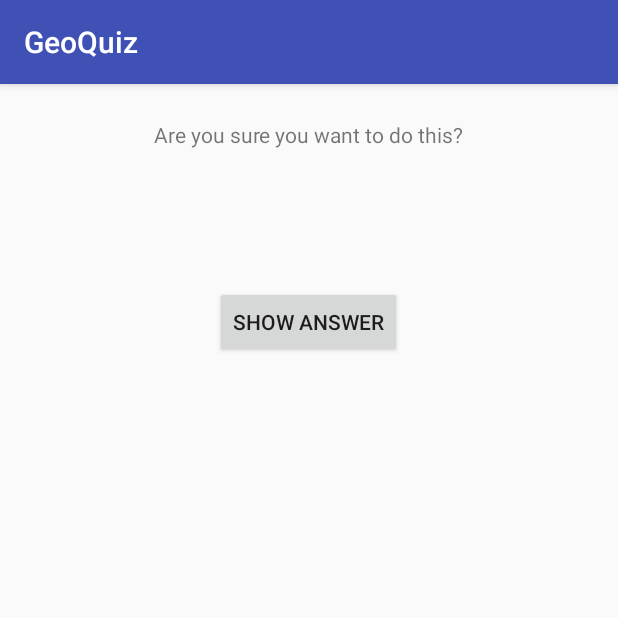
After one commit to paularintaharri/GeoQuiz, an Android app: the CheatActivity screen opened directly, with no data from a screen before it, on a phone screen of 412 x 824 dp, the top half of it. The commit adds this screen. Run offline under Robolectric (Android 15) with nearby library versions, the phone set to English and light mode, and no system bars.

Commit message:
Startet to do CheatActivity
Greated new activity, layout, string values

```diff
--- a/app/src/main/AndroidManifest.xml
+++ b/app/src/main/AndroidManifest.xml
@@ -16,6 +16,7 @@
                 <category android:name="android.intent.category.LAUNCHER" />
             </intent-filter>
         </activity>
+        <activity android:name=".CheatActivity"></activity>
     </application>
 
 </manifest>
--- /dev/null
+++ b/app/src/main/java/com/bignerdranch/android/geoquiz/CheatActivity.java
@@ -0,0 +1,13 @@
+package com.bignerdranch.android.geoquiz;
+
+import android.support.v7.app.AppCompatActivity;
+import android.os.Bundle;
+
+public class CheatActivity extends AppCompatActivity {
+
+    @Override
+    protected void onCreate(Bundle savedInstanceState) {
+        super.onCreate(savedInstanceState);
+        setContentView(R.layout.activity_cheat);
+    }
+}
--- /dev/null
+++ b/app/src/main/res/layout/activity_cheat.xml
@@ -0,0 +1,29 @@
+<?xml version="1.0" encoding="utf-8"?>
+<LinearLayout xmlns:android="http://schemas.android.com/apk/res/android"
+    xmlns:tools="http://schemas.android.com/tools"
+   android:layout_width="match_parent"
+    android:layout_height="match_parent"
+    android:gravity="center_horizontal"
+    android:orientation="vertical"
+    tools:context="com.bignerdranch.android.geoquiz.CheatActivity">
+
+    <TextView
+        android:layout_width="wrap_content"
+        android:layout_height="wrap_content"
+        android:padding="24dp"
+        android:text="@string/warning_text"/>
+
+    <TextView
+        android:id="@+id/answer_text_view"
+        android:layout_width="wrap_content"
+        android:layout_height="wrap_content"
+        android:padding="24dp"
+        tools:text="Answer"/>
+
+    <Button
+        android:id="@+id/show_answer_button"
+        android:layout_width="wrap_content"
+        android:layout_height="wrap_content"
+        android:text="@string/show_answer_button"/>
+
+</LinearLayout>
--- a/app/src/main/res/values/strings.xml
+++ b/app/src/main/res/values/strings.xml
@@ -17,5 +17,9 @@
   <string name="correct_toast">Correct!</string>
   <string name="incorrect_toast">Incorrect!</string>
   <string name="score_toast">Your score: </string>
+  <string name="warning_text">Are you sure you want to do this?</string>
+  <string name="show_answer_button">Show Answer</string>
+  <string name="cheat_button">Cheat!</string>
+  <string name="judgment_toast">Cheating is wrong.</string>
 
 </resources>
```
Also changed, not shown: app/src/main/java/com/bignerdranch/android/geoquiz/QuizActivity.java (+10 -0 lines), app/src/main/res/layout-land/activity_quiz.xml (+7 -0 lines), app/src/main/res/layout/activity_quiz.xml (+12 -0 lines). Lines whose indentation alone changed are shown as unchanged.
